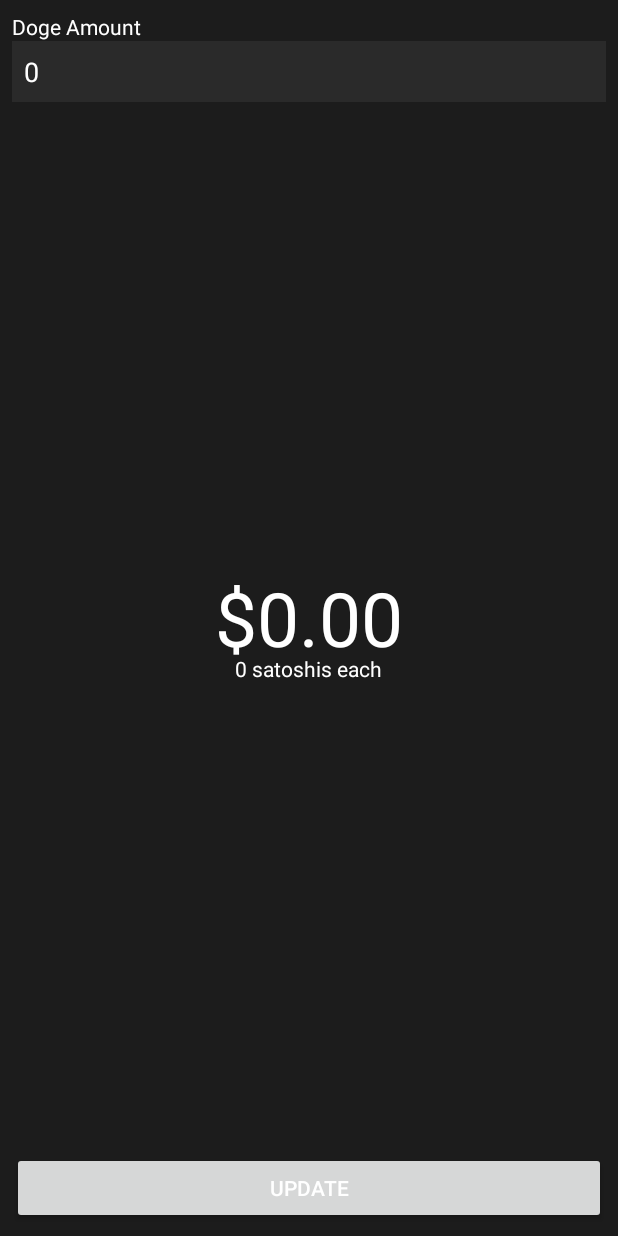
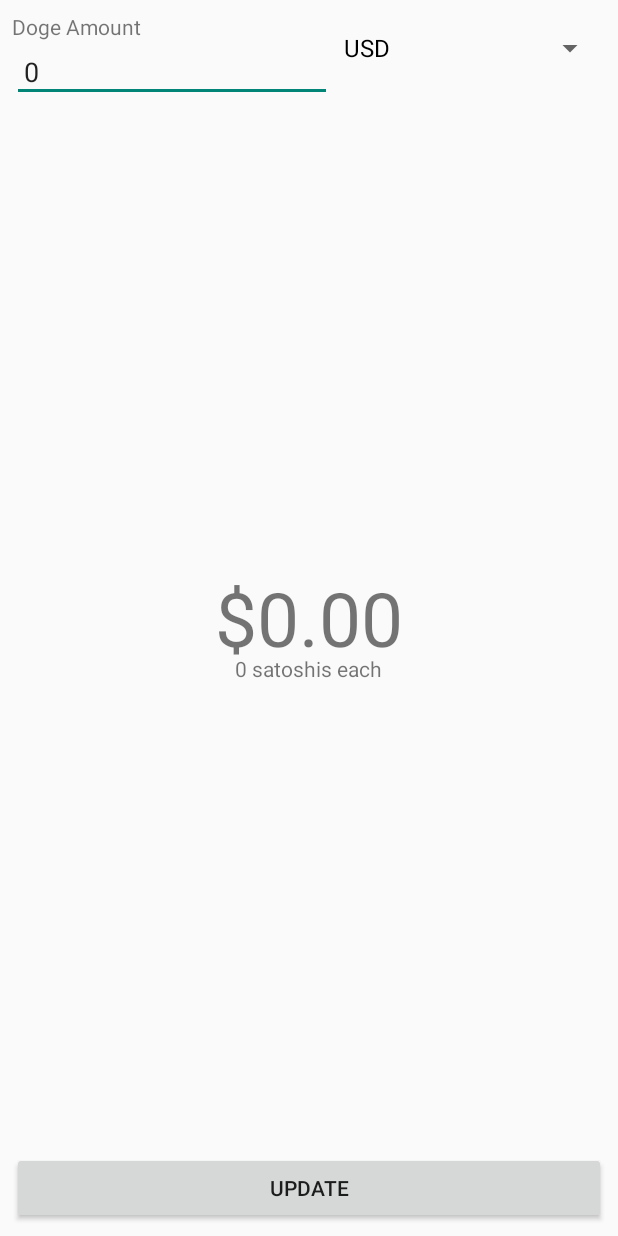
Before and after one commit to h4ck4life/dogetrack, an Android app: the screen it shows after launch (MainActivity), on a phone screen of 412 x 824 dp. Run offline under Robolectric (Android 15) with nearby library versions, the phone set to English and light mode, and no system bars; 5 statements that could not run were skipped.

Commit message:
added currency dropdown, switched to white theme for now

```diff
--- a/Dogetrack/src/main/java/com/sli/dogetrack/MainActivity.java
+++ b/Dogetrack/src/main/java/com/sli/dogetrack/MainActivity.java
@@ -5,9 +5,11 @@ import android.content.SharedPreferences;
 import android.os.AsyncTask;
 import android.os.Bundle;
 import android.view.View;
+import android.widget.ArrayAdapter;
 import android.widget.Button;
 import android.widget.EditText;
 import android.widget.ProgressBar;
+import android.widget.Spinner;
 import android.widget.TextView;
 import android.widget.Toast;
 
@@ -19,9 +21,12 @@ public class MainActivity extends Activity {
     public static final String PREFS_NAME = "DogeTrackPrefs";
     private final String ApiUrl = "http://dogecoin.jebem.eu/api/index.php/rates?amount=";
     private EditText etAmount;
-    public TextView tvValue, tvSatoshis;
+    private TextView tvValue, tvSatoshis;
+    private Spinner spCurrency;
     private Button bUpdate;
     private ProgressBar pbWorking;
+
+    private static String[] CurrencySymbols = {"$", "£", "€"};
 
     @Override
     protected void onCreate(Bundle savedInstanceState) {
@@ -31,12 +36,19 @@ public class MainActivity extends Activity {
         etAmount = (EditText) findViewById(R.id.etAmount);
         tvValue = (TextView) findViewById(R.id.tvValue);
         tvSatoshis = (TextView) findViewById(R.id.tvSatoshis);
+        spCurrency = (Spinner) findViewById(R.id.spCurrency);
         pbWorking = (ProgressBar) findViewById(R.id.pbWorking);
+
+        // Setup currency spinner
+        ArrayAdapter<CharSequence> adapter = ArrayAdapter.createFromResource(this, R.array.currencies, android.R.layout.simple_spinner_dropdown_item);
+        spCurrency.setAdapter(adapter);
 
         // Restore previously saved doge amount
         SharedPreferences settings = getSharedPreferences(PREFS_NAME, 0);
         String amount = settings.getString("DogeAmount", "0");
+        int currency = settings.getInt("Currency", 0);
         etAmount.setText(amount);
+        spCurrency.setSelection(currency);
 
         updateValue();
 
@@ -52,18 +64,13 @@ public class MainActivity extends Activity {
     @Override
     protected void onStop() {
         super.onStop();
-
-        // Save current doge value
-        SharedPreferences settings = getSharedPreferences(PREFS_NAME, 0);
-        SharedPreferences.Editor editor = settings.edit();
-        editor.putString("DogeAmount", etAmount.getText().toString());
-        editor.commit();
+        savePrefs();
     }
 
     @Override
-    protected void onResume() {
-        super.onResume();
-        updateValue();
+    protected void onPause() {
+        super.onPause();
+        savePrefs();
     }
 
     private void updateValue() {
@@ -72,6 +79,14 @@ public class MainActivity extends Activity {
         } catch (Exception ex) {
             Toast.makeText(getApplicationContext(), ex.toString(), Toast.LENGTH_LONG).show();
         }
+    }
+
+    private void savePrefs() {
+        SharedPreferences settings = getSharedPreferences(PREFS_NAME, 0);
+        SharedPreferences.Editor editor = settings.edit();
+        editor.putString("DogeAmount", etAmount.getText().toString());
+        editor.putInt("Currency", spCurrency.getSelectedItemPosition());
+        editor.commit();
     }
 
     private class LongOperation extends AsyncTask<String, Void, JSONObject> {
@@ -100,12 +115,13 @@ public class MainActivity extends Activity {
             try {
                 JSONObject data = result.getJSONObject("data");
                 JSONObject btc = data.getJSONObject("btc");
-                JSONObject usd = data.getJSONObject("usd");
+                JSONObject currency = data.getJSONObject(spCurrency.getSelectedItem().toString().toLowerCase());
 
-                float value = Float.parseFloat(usd.get("price").toString());
+                float value = Float.parseFloat(currency.get("price").toString());
                 float satoshis = Float.parseFloat(btc.get("rate").toString()) * 100000000;
 
-                String display = "$" + String.format("%.02f", value);
+                String display = CurrencySymbols[spCurrency.getSelectedItemPosition()] + String.format("%.02f", value);
+
                 String sat_display = String.format("%.00f", satoshis);
 
                 tvValue.setText(display);
--- a/Dogetrack/src/main/res/layout/activity_main.xml
+++ b/Dogetrack/src/main/res/layout/activity_main.xml
@@ -2,7 +2,6 @@
     android:layout_width="fill_parent"
     android:layout_height="fill_parent"
     xmlns:android="http://schemas.android.com/apk/res/android"
-    android:background="#1c1c1c"
     android:padding="8dp">
 
     <TextView
@@ -11,8 +10,7 @@
         android:text="@string/amount"
         android:id="@+id/textView"
         android:layout_alignParentTop="true"
-        android:layout_alignParentLeft="true"
-        android:textColor="#ffffff" />
+        android:layout_alignParentLeft="true" />
 
     <EditText
         android:layout_width="wrap_content"
@@ -20,18 +18,24 @@
         android:inputType="numberDecimal"
         android:ems="10"
         android:id="@+id/etAmount"
-        android:layout_below="@+id/textView"
         android:layout_alignParentLeft="true"
+        android:padding="8dp"
+        android:layout_below="@+id/textView" />
+
+    <Spinner
+        android:layout_width="wrap_content"
+        android:layout_height="wrap_content"
+        android:id="@+id/spCurrency"
         android:layout_alignParentRight="true"
-        android:textColor="#ffffff"
-        android:background="#2a2a2a"
-        android:padding="8dp" />
+        android:layout_toRightOf="@+id/etAmount"
+        android:spinnerMode="dropdown" />
 
     <RelativeLayout
         android:layout_width="wrap_content"
         android:layout_height="wrap_content"
         android:layout_centerVertical="true"
-        android:layout_centerHorizontal="true">
+        android:layout_centerHorizontal="true"
+        android:id="@+id/relativeLayout">
 
         <TextView
             android:layout_width="wrap_content"
@@ -39,7 +43,6 @@
             android:id="@+id/tvValue"
             android:layout_centerVertical="true"
             android:layout_centerHorizontal="true"
-            android:textColor="#ffffff"
             android:textSize="50sp"
             android:text=""
             android:textIsSelectable="true" />
@@ -49,7 +52,6 @@
             android:layout_height="wrap_content"
             android:text=""
             android:id="@+id/tvSatoshis"
-            android:textColor="#ffffff"
             android:layout_below="@+id/tvValue"
             android:layout_centerHorizontal="true" />
 
@@ -71,7 +73,6 @@
         android:layout_alignParentBottom="true"
         android:layout_alignParentLeft="true"
         android:layout_alignParentRight="true"
-        android:textColor="#ffffff"
         android:padding="8dp" />
 
 </RelativeLayout>
--- a/Dogetrack/src/main/res/values/strings.xml
+++ b/Dogetrack/src/main/res/values/strings.xml
@@ -4,6 +4,12 @@
     <string name="app_name">DogeTrack</string>
     <string name="amount">Doge Amount</string>
     <string name="update">Update</string>
-    <string name="satoshis"> satoshis each</string>
+    <string name="satoshis">satoshis each</string>
+
+    <string-array name="currencies">
+        <item>USD</item>
+        <item>GBP</item>
+        <item>EUR</item>
+    </string-array>
 
 </resources>
```
